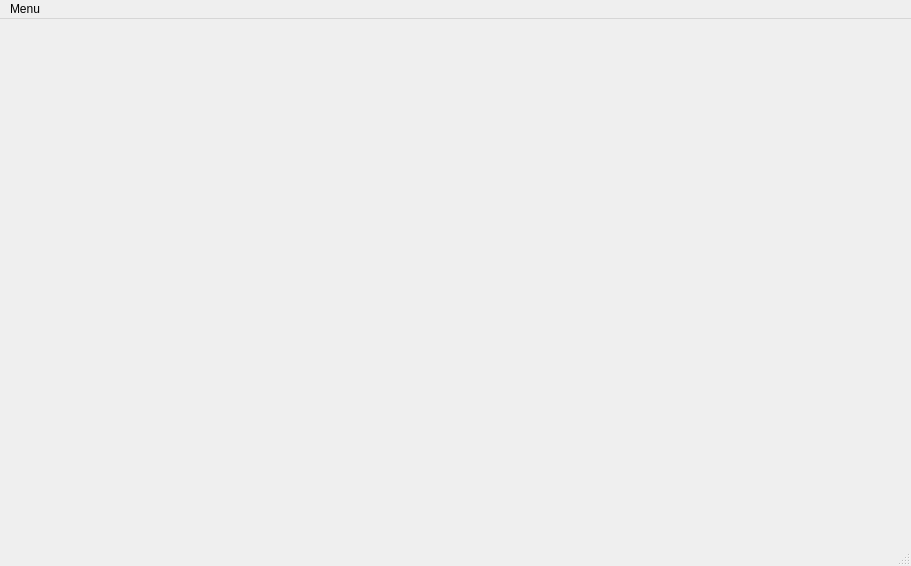
First picture: the form in Tp3_Qt/Tp3_fenetrePrincipal.ui, repository YanisLaribi/Gestion_Compte_Bancaire, before the edit.
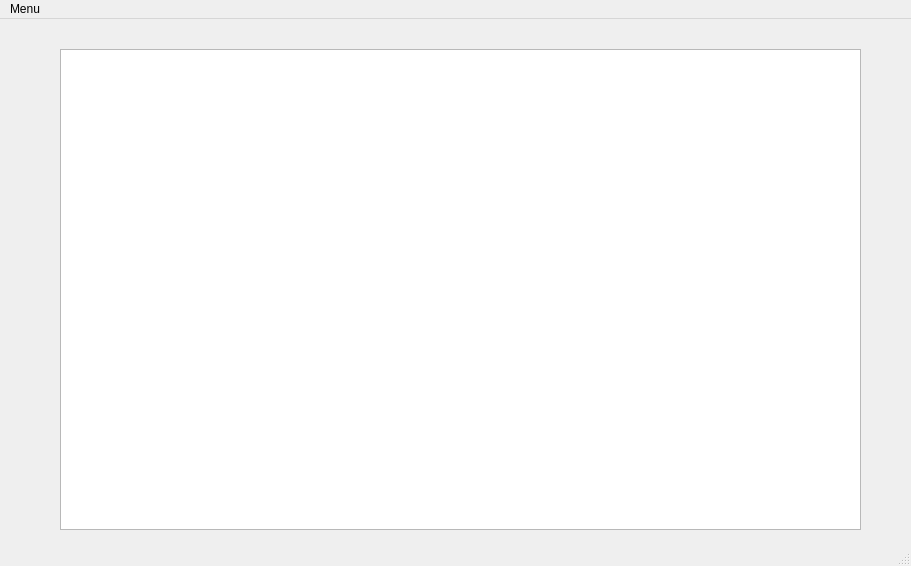
Second picture: the form after the edit.

What changed in the file:
```diff
--- a/Tp3_Qt/Tp3_fenetrePrincipal.ui
+++ b/Tp3_Qt/Tp3_fenetrePrincipal.ui
@@ -13,7 +13,21 @@
   <property name="windowTitle">
    <string>Tp3_fenetrePrincipal</string>
   </property>
-  <widget class="QWidget" name="centralwidget"/>
+  <widget class="QWidget" name="centralwidget">
+   <widget class="QPlainTextEdit" name="textEditReleves">
+    <property name="geometry">
+     <rect>
+      <x>60</x>
+      <y>30</y>
+      <width>801</width>
+      <height>481</height>
+     </rect>
+    </property>
+    <property name="readOnly">
+     <bool>true</bool>
+    </property>
+   </widget>
+  </widget>
   <widget class="QMenuBar" name="menubar">
    <property name="geometry">
     <rect>
```
